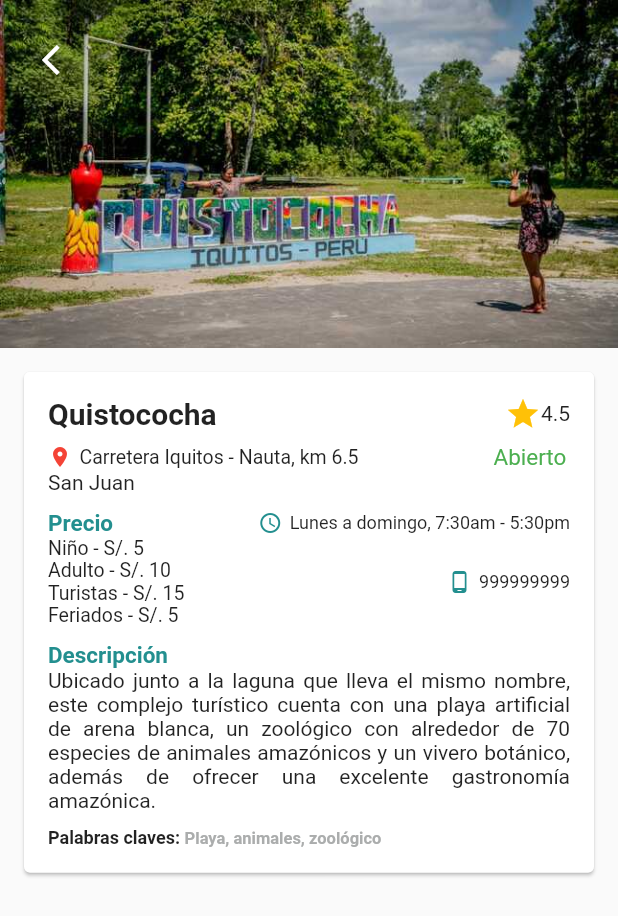
After one commit to frankpezo/recreoexploreiqtapp, a Flutter app: the ViewCardUser screen opened directly, on a phone screen of 412 x 824 dp. The commit adds this screen. Shown: the top 916 px of the screen. Run offline on Flutter 3.47's test engine with Material 2 defaults, Android fonts, the light colour scheme and no system bars; our stand-ins replace another_carousel_pro.

Commit message:
Card view User

```diff
--- a/lib/model/places_model.dart
+++ b/lib/model/places_model.dart
@@ -5,6 +5,13 @@ class PlaceModel {
   String imagePlace;
   String nombrePlace;
   String direPlace;
+  String distritoPlace;
+  int phonePlace;
+  String palabrasClavesP;
+  double nino_price;
+  double adulto_price;
+  double turista_price;
+  double feriado_price;
   String horarioPlace;
   String estadoPlace;
   double rakingPlace;
@@ -15,6 +22,13 @@ class PlaceModel {
       required this.imagePlace,
       required this.nombrePlace,
       required this.direPlace,
+      required this.distritoPlace,
+      required this.phonePlace,
+      required this.palabrasClavesP,
+      required this.nino_price,
+      required this.adulto_price,
+      required this.turista_price,
+      required this.feriado_price,
       required this.horarioPlace,
       required this.estadoPlace,
       required this.rakingPlace});
--- a/lib/src/pages/categorias/top_cate.dart
+++ b/lib/src/pages/categorias/top_cate.dart
@@ -16,6 +16,13 @@ class TopCate extends StatefulWidget {
       imagePlace: "quis.jpg",
       nombrePlace: "Quistococha",
       direPlace: "Carretera Iquitos - Nauta, km 6.5",
+      distritoPlace: 'San Juan Bautista',
+      phonePlace: 9999999999,
+      palabrasClavesP: ['playa', 'piscina', 'zoológico'],
+      nino_price: 5.0,
+      adulto_price: 10.0,
+      turista_price: 15.0,
+      feriado_price: 15.0,
       horarioPlace: "Lunes a domingo, 7:30am - 5:30pm",
       estadoPlace: "Abierto",
       rakingPlace: 5.0,
@@ -25,6 +32,13 @@ class TopCate extends StatefulWidget {
       imagePlace: "4.jpg",
       nombrePlace: "Don Pepe",
       direPlace: "Pilar Nores de García",
+      distritoPlace: 'San Juan Bautista',
+      phonePlace: 9999999999,
+      palabrasClavesP: ['cancha deportiva', 'piscina'],
+      nino_price: 5.0,
+      adulto_price: 10.0,
+      turista_price: 15.0,
+      feriado_price: 15.0,
       horarioPlace: "Lunes a domingo, 9:00am - 6:00pm",
       estadoPlace: "Cerrado",
       rakingPlace: 5.0,
@@ -34,6 +48,13 @@ class TopCate extends StatefulWidget {
       imagePlace: "5.jpg",
       nombrePlace: "King Kong",
       direPlace: "Carretera Zungarococha km 8.8",
+      distritoPlace: 'San Juan Bautista',
+      phonePlace: 9999999999,
+      palabrasClavesP: ['playa', 'carretera'],
+      nino_price: 5.0,
+      adulto_price: 10.0,
+      turista_price: 15.0,
+      feriado_price: 15.0,
       horarioPlace: "Lunes a domingo, 8:00am - 6:00pm",
       estadoPlace: "Abierto",
       rakingPlace: 5.0,
--- a/lib/src/pages/user/edit_perfil.dart
+++ b/lib/src/pages/user/edit_perfil.dart
@@ -2,7 +2,6 @@ import 'package:flutter/material.dart';
 import 'package:recreoexploreiqtapp/componentes/controller.dart';
 import 'package:recreoexploreiqtapp/model/user_model.dart';
 import 'package:recreoexploreiqtapp/src/bottomNav/bottom_UserNav.dart';
-import 'package:recreoexploreiqtapp/src/pages/user/profile_screen.dart';
 
 class EditPefil extends StatefulWidget {
   final ModelUser userEdt;
--- a/lib/src/pages/user/favorite_screen.dart
+++ b/lib/src/pages/user/favorite_screen.dart
@@ -12,13 +12,21 @@ class FavoriteUserScreen extends StatefulWidget {
 class _FavoriteUserScreenState extends State<FavoriteUserScreen> {
   final List<PlaceModel> listFavorite = [
     PlaceModel(
-        id: 1,
-        imagePlace: "quis.jpg",
-        nombrePlace: "Quistococha",
-        direPlace: "Carretera Iquitos - Nauta, km 6.5",
-        horarioPlace: "Lunes a domingo, 7:30am - 5:30pm",
-        estadoPlace: "Abierto",
-        rakingPlace: 5.0),
+      id: 3,
+      imagePlace: "5.jpg",
+      nombrePlace: "King Kong",
+      direPlace: "Carretera Zungarococha km 8.8",
+      distritoPlace: 'San Juan Bautista',
+      phonePlace: 9999999999,
+      palabrasClavesP: ['playa', 'carretera'],
+      nino_price: 5.0,
+      adulto_price: 10.0,
+      turista_price: 15.0,
+      feriado_price: 15.0,
+      horarioPlace: "Lunes a domingo, 8:00am - 6:00pm",
+      estadoPlace: "Abierto",
+      rakingPlace: 5.0,
+    ),
   ];
 
   @override
--- a/lib/src/pages/user/home_screen.dart
+++ b/lib/src/pages/user/home_screen.dart
@@ -5,8 +5,6 @@ import 'package:recreoexploreiqtapp/src/pages/categorias/iquitos_cate.dart';
 import 'package:recreoexploreiqtapp/src/pages/categorias/punchana_cate.dart';
 import 'package:recreoexploreiqtapp/src/pages/categorias/sanjuan_cate.dart';
 import 'package:recreoexploreiqtapp/src/pages/categorias/top_cate.dart';
-
-import '../../widgets/buscador.dart';
 
 class HomeUserScreen extends StatefulWidget {
   HomeUserScreen({Key? key}) : super(key: key);
--- a/lib/src/pages/user/login_user.dart
+++ b/lib/src/pages/user/login_user.dart
@@ -1,7 +1,6 @@
 import 'package:flutter/material.dart';
 import 'package:recreoexploreiqtapp/model/user_model.dart';
 import 'package:recreoexploreiqtapp/src/pages/user/register_user.dart';
-import 'package:collection/collection.dart';
 import '../../../componentes/controller.dart';
 import '../../bottomNav/bottom_UserNav.dart';
 
@@ -51,7 +50,7 @@ class _LoginUserState extends State<LoginUser> {
           orElse: null,
         );
 
-        if (user != null) {
+        if (user != '') {
           print("Se inició sesión con éxito");
 
           Navigator.pushReplacement(
--- /dev/null
+++ b/lib/src/pages/user/viewCardUser.dart
@@ -0,0 +1,229 @@
+import 'package:flutter/material.dart';
+import 'package:recreoexploreiqtapp/src/bottomNav/bottom_UserNav.dart';
+
+class ViewCardUser extends StatefulWidget {
+  ViewCardUser({Key? key}) : super(key: key);
+
+  @override
+  State<ViewCardUser> createState() => _ViewCardUserState();
+}
+
+class _ViewCardUserState extends State<ViewCardUser> {
+  @override
+  Widget build(BuildContext context) {
+    return Scaffold(
+      body: SingleChildScrollView(
+        child: Column(
+          crossAxisAlignment: CrossAxisAlignment.stretch,
+          children: [
+            Stack(
+              children: [
+                Image.asset(
+                  'assets/images/quis.jpg',
+                  width: MediaQuery.of(context).size.width,
+                  //height: 100.0,
+                  fit: BoxFit.cover,
+                ),
+                Positioned(
+                  top: 16.0,
+                  left: 16.0,
+                  child: IconButton(
+                    icon: Icon(
+                      Icons.arrow_back_ios,
+                      color: Colors.white,
+                    ),
+                    onPressed: () {
+                      /*  Navigator.push(
+                        context,
+                        MaterialPageRoute(
+                          builder: (context) => BottomNavUser(
+                            user: null,
+                          ),
+                        ),
+                      ); */
+                    },
+                  ),
+                ),
+              ],
+            ),
+            //1. Card description
+            Card(
+              margin: EdgeInsets.all(16.0),
+              child: Padding(
+                padding: EdgeInsets.all(16.0),
+                child: Column(
+                  crossAxisAlignment: CrossAxisAlignment.start,
+                  children: [
+                    //1. Row
+                    Row(
+                      mainAxisAlignment: MainAxisAlignment.spaceBetween,
+                      children: [
+                        Text(
+                          'Quistococha',
+                          style: TextStyle(
+                            fontSize: 20.0,
+                            fontWeight: FontWeight.bold,
+                          ),
+                        ),
+                        Row(
+                          children: [
+                            Icon(Icons.star, color: Colors.amber),
+                            Text('4.5'),
+                          ],
+                        ),
+                      ],
+                    ),
+                    SizedBox(height: 8.0),
+                    //1. Lugar horario
+                    Row(
+                      children: [
+                        Icon(Icons.location_on, color: Colors.red, size: 16.0),
+                        SizedBox(width: 5.0),
+                        Text(
+                          'Carretera Iquitos - Nauta, km 6.5',
+                          style: TextStyle(fontSize: 13.0),
+                        ),
+                        SizedBox(width: 90.0),
+                        Text(
+                          //Realizamos una condicional para hacer el cambio de estado
+                          'Abierto',
+                          style: TextStyle(
+                            color: 'Abierto' == "Abierto"
+                                ? Colors.green
+                                : Color.fromARGB(255, 111, 54, 50),
+                            fontSize: 15,
+                          ),
+                        ),
+                      ],
+                    ),
+                    //Distrito
+                    Row(
+                      mainAxisAlignment: MainAxisAlignment.start,
+                      children: [Text('San Juan')],
+                    ),
+                    //Precios
+                    SizedBox(
+                      height: 10,
+                    ),
+                    Row(
+                      mainAxisAlignment: MainAxisAlignment.spaceBetween,
+                      children: [
+                        Column(
+                          children: [
+                            Text(
+                              'Precio',
+                              style: TextStyle(
+                                  fontSize: 15.0,
+                                  fontWeight: FontWeight.bold,
+                                  color: Color(0xFF238F8F)),
+                            ),
+                          ],
+                        ),
+                        Column(
+                          children: [
+                            Row(
+                              children: [
+                                Icon(Icons.access_time,
+                                    color: Color(0xFF238F8F), size: 16.0),
+                                SizedBox(width: 5.0),
+                                Text(
+                                  'Lunes a domingo, 7:30am - 5:30pm',
+                                  style: TextStyle(fontSize: 12.0),
+                                ),
+                              ],
+                            ),
+                          ],
+                        )
+                      ],
+                    ),
+                    Row(
+                      mainAxisAlignment: MainAxisAlignment.spaceBetween,
+                      children: [
+                        Column(
+                          crossAxisAlignment: CrossAxisAlignment.start,
+                          children: [
+                            Text(
+                              "Niño - S/. 5",
+                              style: TextStyle(fontSize: 13),
+                            ),
+                            Text(
+                              "Adulto - S/. 10",
+                              style: TextStyle(fontSize: 13),
+                            ),
+                            Text(
+                              "Turistas - S/. 15",
+                              style: TextStyle(fontSize: 13),
+                            ),
+                            Text(
+                              "Feriados - S/. 5",
+                              style: TextStyle(fontSize: 13),
+                            ),
+                          ],
+                        ),
+                        Row(
+                          children: [
+                            Icon(Icons.phone_android,
+                                color: Color(0xFF238F8F), size: 16.0),
+                            SizedBox(width: 5.0),
+                            Text(
+                              '999999999',
+                              style: TextStyle(fontSize: 12.0),
+                            ),
+                          ],
+                        ),
+                      ],
+                    ),
+                    SizedBox(
+                      height: 10,
+                    ),
+                    //Descripción
+                    Column(
+                      crossAxisAlignment: CrossAxisAlignment.start,
+                      children: [
+                        Text(
+                          'Descripción',
+                          style: TextStyle(
+                              fontSize: 15.0,
+                              fontWeight: FontWeight.bold,
+                              color: Color(0xFF238F8F)),
+                        ),
+                        Text(
+                            "Ubicado junto a la laguna que lleva el mismo nombre, este complejo  turístico cuenta con una playa artificial de arena blanca, un zoológico  con alrededor de 70 especies de animales amazónicos y un vivero  botánico, además de ofrecer una excelente gastronomía amazónica.",
+                            textAlign: TextAlign.justify),
+
+                        SizedBox(
+                          height: 10,
+                        ),
+                        //Palabras claves
+                        Row(
+                          children: [
+                            Text(
+                              "Palabras claves: ",
+                              style: TextStyle(
+                                fontSize: 12.0,
+                                fontWeight: FontWeight.bold,
+                              ),
+                            ),
+                            Text(
+                              "Playa, animales, zoológico",
+                              style: TextStyle(
+                                  fontSize: 11.0,
+                                  fontWeight: FontWeight.bold,
+                                  color: Color.fromARGB(255, 171, 173, 173)),
+                            )
+                          ],
+                        ),
+                      ],
+                    ),
+                  ],
+                ),
+              ),
+            ),
+
+            //2. Card 2
+          ],
+        ),
+      ),
+    );
+  }
+}
--- a/lib/src/widgets/cardPlaces.dart
+++ b/lib/src/widgets/cardPlaces.dart
@@ -1,5 +1,6 @@
 import 'package:flutter/material.dart';
 import 'package:recreoexploreiqtapp/model/places_model.dart';
+import 'package:recreoexploreiqtapp/src/pages/user/viewCardUser.dart';
 
 class YourWidget extends StatefulWidget {
   //1. Traemos el model de los datos del local
@@ -22,7 +23,16 @@ class _YourWidgetState extends State<YourWidget> {
 
 //3. Crearemos un widget que servirá de retorno en cada categoría
   Widget buildPlaceCard(BuildContext context, PlaceModel place) {
-    return Card(
+    return GestureDetector(
+      onTap: () {
+        Navigator.push(
+          context,
+          MaterialPageRoute(
+            builder: (context) => ViewCardUser(),
+          ),
+        );
+      },
+      child: Card(
         margin: EdgeInsets.all(18.0),
         color: Colors.white,
         shape: RoundedRectangleBorder(
@@ -135,6 +145,7 @@ class _YourWidgetState extends State<YourWidget> {
             ],
           ),
         ),
+      ),
     );
   }
 }
```
Also changed, not shown: 1 other file. Lines whose indentation alone changed are shown as unchanged.
